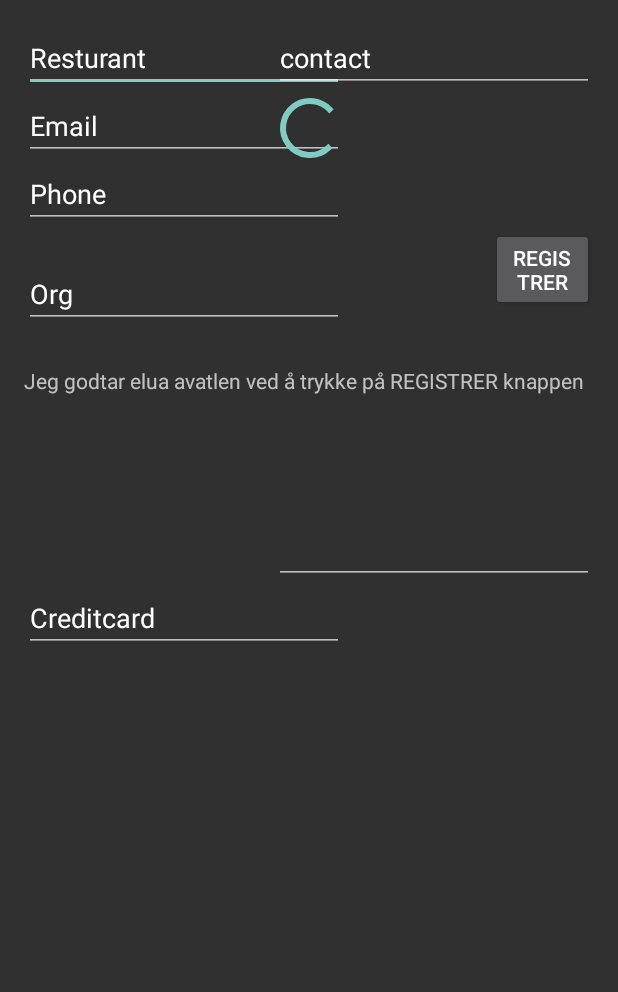
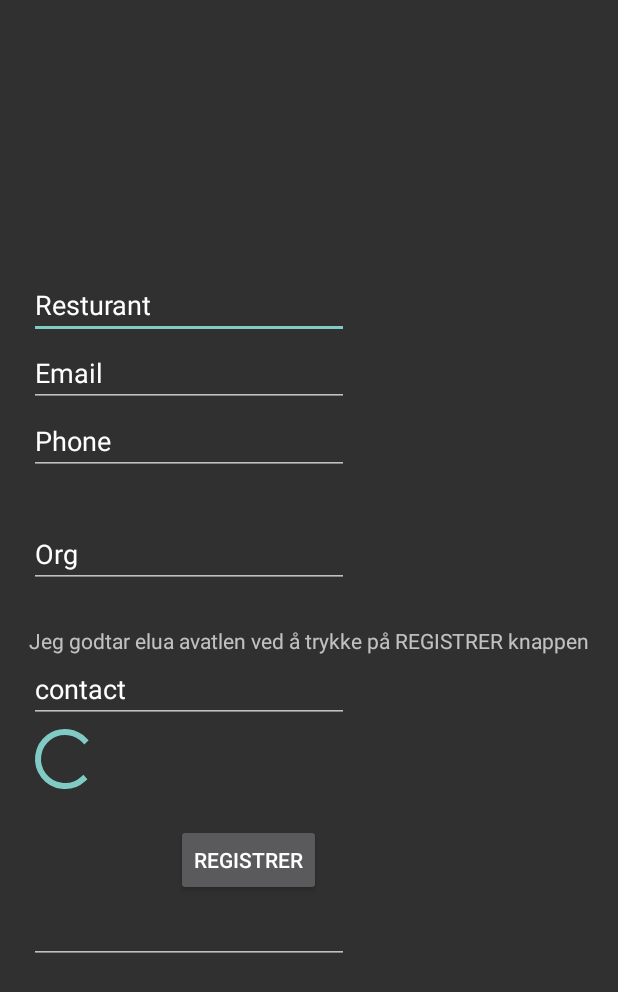
Before and after one commit to oivheg/resturantBusserMaster, an Android app: the layout activity_create_master_user.xml on its own in the app's theme, with its tools: preview values and no code run, on a phone screen of 412 x 824 dp. Shown: the top 992 px of the screen. Run offline under Robolectric (Android 15) with nearby library versions, the phone set to English and light mode, and no system bars.

Commit message:
Bug fixes, Notify ALL button are now live and works. Notify all button also chages the state of the "user" buttons.
NEXT: Tries to figure out how to create better buttons, use of button libraries etc, as ther are need for both image and text on buttons and "rounded" and better vizuals

```diff
--- a/app/src/main/res/layout/activity_create_master_user.xml
+++ b/app/src/main/res/layout/activity_create_master_user.xml
@@ -1,8 +1,10 @@
 <?xml version="1.0" encoding="utf-8"?>
-<RelativeLayout xmlns:android="http://schemas.android.com/apk/res/android"
+<LinearLayout xmlns:android="http://schemas.android.com/apk/res/android"
     android:id="@+id/activity_create_master_user"
-    android:layout_width="match_parent"
-    android:layout_height="match_parent"
+    android:layout_width="wrap_content"
+    android:layout_height="wrap_content"
+    android:layout_gravity="center"
+    android:orientation="vertical"
     android:paddingBottom="@dimen/activity_vertical_margin"
     android:paddingLeft="@dimen/activity_horizontal_margin"
     android:paddingRight="@dimen/activity_horizontal_margin"
@@ -14,8 +16,7 @@
         android:id="@+id/txtResturant"
         android:layout_width="wrap_content"
         android:layout_height="wrap_content"
-        android:layout_alignParentStart="true"
-        android:layout_alignParentTop="true"
+        android:layout_centerInParent="true"
         android:ems="10"
         android:inputType="textPersonName"
         android:text="Resturant" />
@@ -41,22 +42,11 @@
         android:text="Phone" />
 
     <EditText
-        android:id="@+id/txtCreditcard"
-        android:layout_width="wrap_content"
-        android:layout_height="wrap_content"
-        android:layout_alignParentStart="true"
-        android:layout_centerVertical="true"
-        android:ems="10"
-        android:inputType="number"
-        android:text="Creditcard" />
-
-    <EditText
         android:id="@+id/txtOrgNR"
         android:layout_width="wrap_content"
         android:layout_height="wrap_content"
         android:layout_alignParentStart="true"
-        android:layout_below="@+id/txtphone"
-        android:layout_marginTop="21dp"
+        android:layout_marginTop="30dp"
         android:ems="10"
         android:inputType="number"
         android:text="Org" />
@@ -84,8 +74,9 @@
         style="?android:attr/progressBarStyle"
         android:layout_width="wrap_content"
         android:layout_height="wrap_content"
-        android:layout_alignStart="@+id/txtcontact"
-        android:layout_below="@+id/txtResturant" />
+        android:layout_above="@+id/btnreg"
+        android:layout_centerHorizontal="true"
+        android:layout_marginBottom="19dp" />
 
     <Button
         android:id="@+id/btnreg"
@@ -106,4 +97,4 @@
         android:ems="10"
         android:inputType="textMultiLine" />
 
-</RelativeLayout>
+</LinearLayout>
--- a/app/src/main/res/layout/activity_main.xml
+++ b/app/src/main/res/layout/activity_main.xml
@@ -50,13 +50,10 @@
             <Button
                 android:id="@+id/btnnotifyAll"
                 android:layout_width="wrap_content"
-                android:layout_height="99dp"
+                android:layout_height="match_parent"
                 android:layout_weight="2"
-                android:width="50dp"
-                android:height="50dp"
                 android:background="@android:color/holo_green_dark"
                 android:text="Call All users" />
-
             <Button
                 android:id="@+id/btnrefresh"
                 android:layout_width="wrap_content"
@@ -64,6 +61,7 @@
                 android:layout_weight="0.11"
                 android:background="@color/kdrYellow"
                 android:text="Refresh" />
+
 
         </LinearLayout>
 
--- a/build.gradle
+++ b/build.gradle
@@ -3,19 +3,23 @@
 buildscript {
     repositories {
         jcenter()
+        google()
     }
     dependencies {
-        classpath 'com.android.tools.build:gradle:2.3.3'
+        classpath 'com.android.tools.build:gradle:3.0.1'
 
         // NOTE: Do not place your application dependencies here; they belong
         // in the individual module build.gradle files
         classpath 'com.google.gms:google-services:3.0.0'
+
     }
 }
 
 allprojects {
     repositories {
         jcenter()
+        google()
+
     }
 }
 
```
Also changed, not shown: app/build.gradle (+6 -6 lines), app/src/main/java/com/example/oivheg/resturantbussermaster/Content/User.java (added, +15 -0 lines), app/src/main/java/com/example/oivheg/resturantbussermaster/FCM/FCMMessageService.java (+17 -1 lines), app/src/main/java/com/example/oivheg/resturantbussermaster/MainActivity.java (+118 -48 lines), gradle/wrapper/gradle-wrapper.properties.
